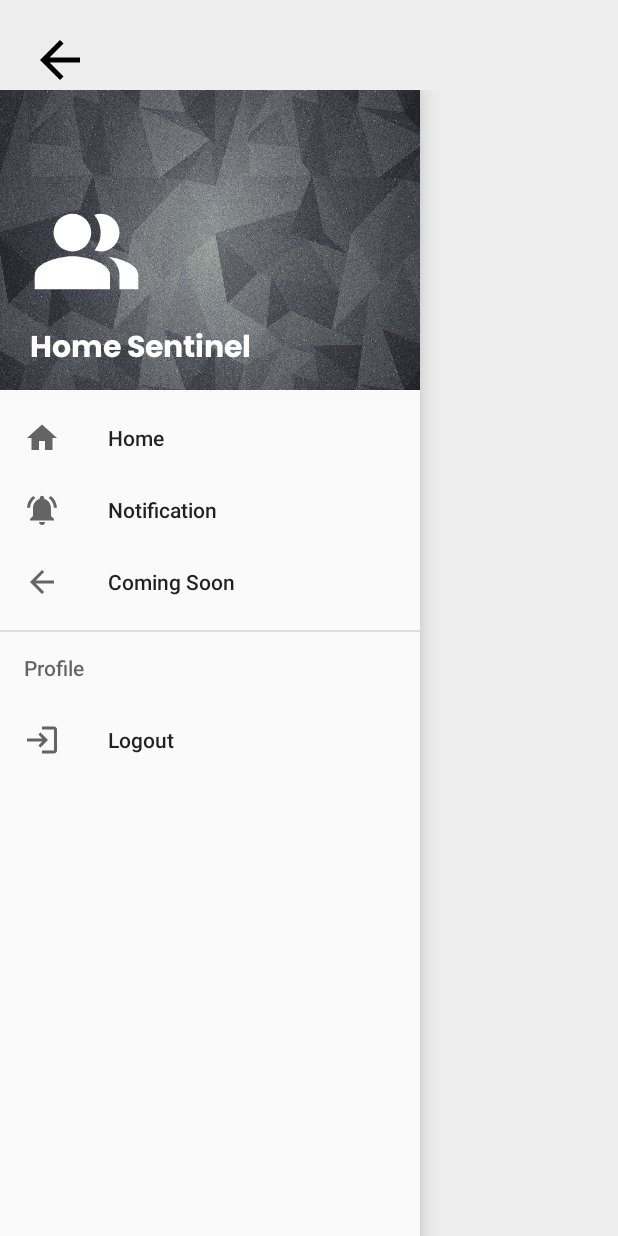
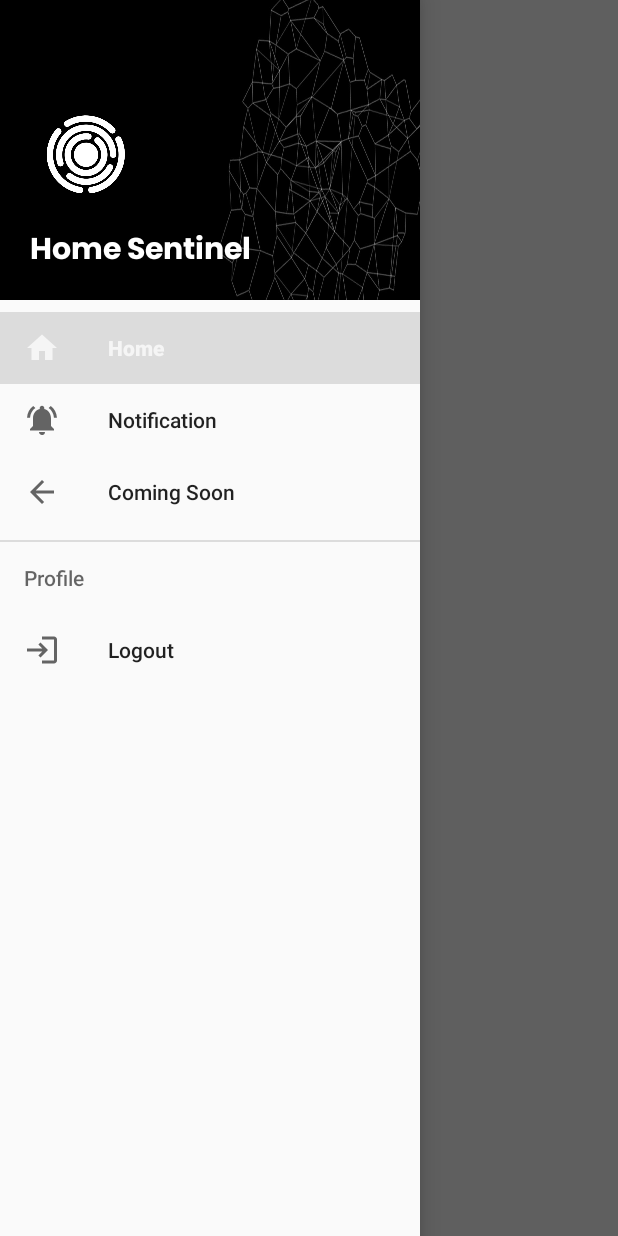
Before and after one commit to ardnsptra/homesentinel, an Android app: the MenuActivity screen opened directly, with no data from a screen before it, after a tap on "Home", on a phone screen of 412 x 824 dp. Run offline under Robolectric (Android 15) with nearby library versions, the light colour scheme and no system bars; our stand-ins replace Firebase (no records; nobody signed in at launch, a user with empty details on screens opened directly); 1 other tap on this screen came first.

Commit message:
fix login register & menu

```diff
--- a/app/src/main/java/project/homesentinel/MenuActivity.kt
+++ b/app/src/main/java/project/homesentinel/MenuActivity.kt
@@ -1,32 +1,57 @@
 package project.homesentinel
 
+import android.content.Intent
 import androidx.appcompat.app.AppCompatActivity
 import android.os.Bundle
-import android.widget.ImageView
+import android.view.MenuItem
+import android.widget.Toast
+import androidx.appcompat.widget.Toolbar
+import androidx.appcompat.app.ActionBarDrawerToggle
 import com.google.android.material.navigation.NavigationView
 import androidx.drawerlayout.widget.DrawerLayout
+import com.google.firebase.auth.FirebaseAuth
 
-class MenuActivity : AppCompatActivity() {
+
+class MenuActivity : AppCompatActivity(), NavigationView.OnNavigationItemSelectedListener {
 
     private lateinit var drawerLayout: DrawerLayout
+    private lateinit var toolbar: Toolbar
     private lateinit var navigationView: NavigationView
+    private lateinit var auth : FirebaseAuth
+
     override fun onCreate(savedInstanceState: Bundle?) {
         super.onCreate(savedInstanceState)
         setContentView(R.layout.menu)
 
+        auth = FirebaseAuth.getInstance()
+
         drawerLayout = findViewById(R.id.drawer_layout)
         navigationView = findViewById(R.id.nav_view)
+        toolbar = findViewById(R.id.toolbar)
 
-        val menuButton: ImageView = findViewById(R.id.menu_tombol)
+        setSupportActionBar(toolbar)
 
-        menuButton.setOnClickListener {
-            if (drawerLayout.isDrawerOpen(navigationView)) {
-                drawerLayout.closeDrawer(navigationView)
-                menuButton.setImageResource(R.drawable.tombol_menu)
-            } else {
-                drawerLayout.openDrawer(navigationView)
-                menuButton.setImageResource(R.drawable.backarrow)
+        navigationView.bringToFront()
+        val toggle = ActionBarDrawerToggle(this,drawerLayout, toolbar, R.string.open_nav, R.string.close_nav)
+        drawerLayout.addDrawerListener(toggle)
+        toggle.syncState()
+
+        navigationView.setNavigationItemSelectedListener(this)
+    }
+
+    override fun onNavigationItemSelected(item: MenuItem): Boolean {
+        when (item.itemId) {
+            R.id.nav_home -> {}
+            R.id.nav_notif -> {
+                startActivity(Intent(this,NotifActivity::class.java))
+            }
+            R.id.nav_about -> {}
+            R.id.nav_logout -> {
+                auth.signOut()
+                startActivity(Intent(this,LoginActivity::class.java))
+                Toast.makeText(this, "Success Logout", Toast.LENGTH_SHORT).show()
             }
         }
+        return true
     }
 }
--- a/app/src/main/res/layout/header_menu.xml
+++ b/app/src/main/res/layout/header_menu.xml
@@ -5,14 +5,14 @@
     android:orientation="vertical"
     android:layout_width="match_parent"
     android:layout_height="200dp"
-    android:background="@drawable/bg_grey"
-    android:gravity="top"
+    android:background="@drawable/bg_test"
+    android:gravity="bottom"
     android:padding="20dp">
 
     <ImageView
         android:layout_width="75dp"
         android:layout_height="75dp"
-        android:src="@drawable/people"
+        android:src="@drawable/logo"
         app:tint="@color/white"
         android:layout_marginTop="50dp"
         android:importantForAccessibility="no" />
--- a/app/src/main/res/layout/login.xml
+++ b/app/src/main/res/layout/login.xml
@@ -62,13 +62,13 @@
             android:id="@+id/l_email_layout"
             android:layout_width="match_parent"
             android:layout_height="wrap_content"
-            android:hint="Email"
+            android:hint="Username"
             android:layout_marginTop="12dp"
             tools:ignore="HardcodedText"
             app:startIconDrawable="@drawable/mail">
 
             <com.google.android.material.textfield.TextInputEditText
-                android:id="@+id/lEmail"
+                android:id="@+id/lName"
                 android:layout_width="match_parent"
                 android:layout_height="55dp"
                 android:background="@drawable/tombol_shape"
--- a/app/src/main/res/layout/menu.xml
+++ b/app/src/main/res/layout/menu.xml
@@ -1,35 +1,44 @@
 <?xml version="1.0" encoding="utf-8"?>
-<RelativeLayout xmlns:android="http://schemas.android.com/apk/res/android"
+<androidx.drawerlayout.widget.DrawerLayout xmlns:android="http://schemas.android.com/apk/res/android"
+    xmlns:tools="http://schemas.android.com/tools"
+    xmlns:app="http://schemas.android.com/apk/res-auto"
+    android:id="@+id/drawer_layout"
     android:layout_width="match_parent"
     android:layout_height="match_parent"
-    xmlns:app="http://schemas.android.com/apk/res-auto"
+    tools:context=".MenuActivity"
     android:background="@color/backgorund">
 
-    <ImageView
-        android:id="@+id/menu_tombol"
-        android:layout_width="40dp"
-        android:layout_height="40dp"
-        android:layout_marginTop="20dp"
-        android:layout_marginStart="20dp"
-        android:src="@drawable/tombol_menu"
-        android:importantForAccessibility="no" />
+    <com.google.android.material.navigation.NavigationView
+        android:id="@+id/nav_view"
+        android:layout_width="wrap_content"
+        android:layout_height="match_parent"
+        android:layout_gravity="start"
+        app:headerLayout="@layout/header_menu"
+        app:menu="@menu/nav_menu"/>
 
-    <androidx.drawerlayout.widget.DrawerLayout
-        android:id="@+id/drawer_layout"
+    <ScrollView
+        android:layout_width="match_parent"
+        android:layout_height="match_parent">
+
+    <androidx.constraintlayout.widget.ConstraintLayout
         android:layout_width="match_parent"
         android:layout_height="match_parent"
-        android:layout_below="@id/menu_tombol">
+        tools:ignore="ScrollViewSize">
 
-        <com.google.android.material.navigation.NavigationView
-            android:id="@+id/nav_view"
-            android:layout_width="wrap_content"
-            android:layout_height="match_parent"
-            android:layout_gravity="start"
-            app:headerLayout="@layout/header_menu"
-            app:menu="@menu/nav_menu" />
+        <androidx.appcompat.widget.Toolbar
+            android:id="@+id/toolbar"
+            android:layout_width="0dp"
+            android:layout_height="wrap_content"
+            android:minHeight="?attr/actionBarSize"
+            android:theme="?attr/actionBarTheme"
+            android:background="@color/backgorund"
+            app:layout_constraintEnd_toEndOf ="parent"
+            app:layout_constraintStart_toStartOf ="parent"
+            app:layout_constraintTop_toTopOf ="parent"
+            app:navigationIcon="@drawable/tombol_menu"/>
 
+    </androidx.constraintlayout.widget.ConstraintLayout>
 
+    </ScrollView>
 
-    </androidx.drawerlayout.widget.DrawerLayout>
-
-</RelativeLayout>
+</androidx.drawerlayout.widget.DrawerLayout>
--- a/app/src/main/res/layout/register.xml
+++ b/app/src/main/res/layout/register.xml
@@ -50,7 +50,7 @@
             android:id="@+id/r_name_layout"
             android:layout_width="match_parent"
             android:layout_height="wrap_content"
-            android:hint="Name"
+            android:hint="Username"
             tools:ignore="HardcodedText"
             app:startIconDrawable="@drawable/people">
 
--- a/app/src/main/res/menu/nav_menu.xml
+++ b/app/src/main/res/menu/nav_menu.xml
@@ -13,9 +13,8 @@
             android:title="Home"
             tools:ignore="HardcodedText" />
 
-
         <item
-            android:id="@+id/nav_share"
+            android:id="@+id/nav_notif"
             android:icon="@drawable/notif"
             android:title="Notification"
             tools:ignore="HardcodedText" />
--- /dev/null
+++ b/app/src/main/res/values-night/themes.xml
@@ -0,0 +1,7 @@
+<resources>
+  <!-- Base application theme. -->
+  <style name="Base.Theme.HomeSentinel" parent="Theme.Material3.DayNight.NoActionBar">
+    <!-- Customize your dark theme here. -->
+    <!-- <item name="colorPrimary">@color/my_dark_primary</item> -->
+  </style>
+</resources>
--- a/app/src/main/res/values/strings.xml
+++ b/app/src/main/res/values/strings.xml
@@ -6,6 +6,8 @@
     <string name="second_fragment_label">Second Fragment</string>
     <string name="next">Next</string>
     <string name="previous">Previous</string>
+    <string name="open_nav">Open Navigation Drawer</string>
+    <string name="close_nav">Close Navigation Drawer</string>
 
     <string name="lorem_ipsum">
         Lorem ipsum dolor sit amet, consectetur adipiscing elit. Nam in scelerisque sem. Mauris
@@ -43,4 +45,5 @@
         libero vel nunc consequat, quis tincidunt nisl eleifend. Cras bibendum enim a justo luctus
         vestibulum. Fusce dictum libero quis erat maximus, vitae volutpat diam dignissim.
     </string>
+    <string name="title_activity_notif">NotifActivity</string>
 </resources>
```
Also changed, not shown: app/build.gradle.kts (+8 -6 lines), app/src/main/AndroidManifest.xml (+8 -4 lines), app/src/main/java/project/homesentinel/LoginActivity.kt (+37 -12 lines), app/src/main/java/project/homesentinel/NotifActivity.kt (added, +11 -0 lines), app/src/main/java/project/homesentinel/RegisterActivity.kt (+24 -9 lines), app/src/main/res/layout/notif.xml (added, +16 -0 lines), app/src/main/res/drawable/bg_test.jpg (added).
